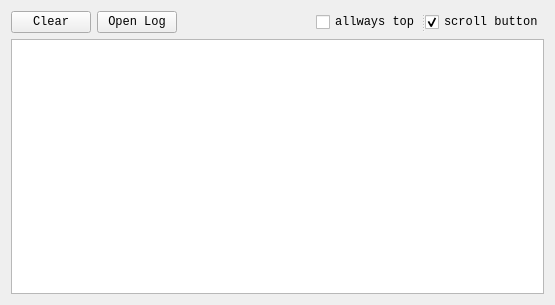
Above: player/proj.qt/consoleui.ui from chukong/quick-cocos2d-x before the change. Below: the same form after it.
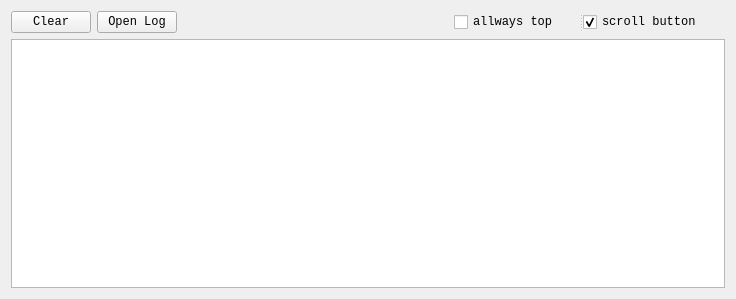
That is the form after the change.

Commit message: adjust player ui

```diff
--- a/player/proj.qt/consoleui.ui
+++ b/player/proj.qt/consoleui.ui
@@ -6,8 +6,8 @@
    <rect>
     <x>0</x>
     <y>0</y>
-    <width>555</width>
-    <height>305</height>
+    <width>736</width>
+    <height>299</height>
    </rect>
   </property>
   <property name="font">
```
The commit also changes 3 other files.
